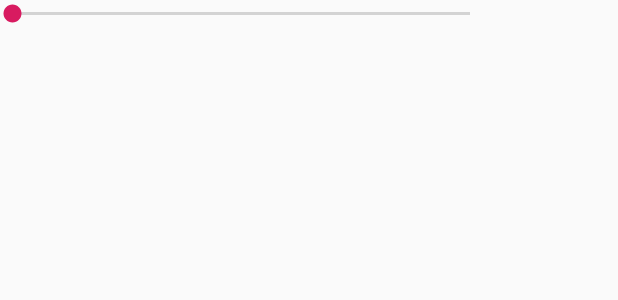
After one commit to pavelrukin/ChessTimerKotlin, an Android app: the layout custom_seekbar.xml on its own in the app's theme, with its tools: preview values and no code run, on a phone screen of 412 x 824 dp. The commit adds this screen. Shown: the top 300 px of the screen. Run offline under Robolectric (Android 15) with nearby library versions, the light colour scheme and no system bars.

Commit message:
add setting preference

```diff
--- a/app/build.gradle
+++ b/app/build.gradle
@@ -37,8 +37,13 @@ dependencies {
     implementation 'androidx.core:core-ktx:1.1.0'
     implementation 'androidx.constraintlayout:constraintlayout:1.1.3'
     implementation 'com.google.android.material:material:1.0.0'
+    implementation "androidx.preference:preference-ktx:$preference_version"
 
+
+//Timber
     implementation 'com.jakewharton.timber:timber:4.7.1'
+    //Material Progressbar
+    implementation 'me.zhanghai.android.materialprogressbar:library:1.6.1'
     //MOXY
     implementation "com.github.moxy-community:moxy:$moxy_version"
     implementation "com.github.moxy-community:moxy-androidx:$moxy_version"
--- a/app/src/main/java/com/pavelrukin/chesstimer/ui/timer/TimerModel.kt
+++ b/app/src/main/java/com/pavelrukin/chesstimer/ui/timer/TimerModel.kt
@@ -15,7 +15,7 @@ class TimerModel{
     }
     fun getTimePreference(context: Context): Long {
         val prefs = PreferenceManager.getDefaultSharedPreferences(context)
-        return prefs.getInt(context.getString(R.string.key_timer_length_seconds), Constants.DEFAULT_TIME.toInt() / 60).toLong() * 60
+        return prefs.getInt(context.getString(R.string.key_timer_length), Constants.DEFAULT_TIME.toInt() / 60).toLong() * 60
     }
 
 }
--- a/app/src/main/java/com/pavelrukin/chesstimer/ui/timer/TimerView.kt
+++ b/app/src/main/java/com/pavelrukin/chesstimer/ui/timer/TimerView.kt
@@ -16,5 +16,7 @@ interface TimerView :MvpView {
 
     fun setFinishSecond(time: String)
 
+    fun setSettings(time: String)
+
 
 }
--- /dev/null
+++ b/app/src/main/res/layout/custom_seekbar.xml
@@ -0,0 +1,54 @@
+<?xml version="1.0" encoding="utf-8"?>
+<androidx.constraintlayout.widget.ConstraintLayout xmlns:android="http://schemas.android.com/apk/res/android"
+    xmlns:app="http://schemas.android.com/apk/res-auto"
+    xmlns:tools="http://schemas.android.com/tools"
+    android:layout_width="match_parent"
+    android:layout_height="wrap_content">
+
+    <!--android:thumb="@drawable/ic_location"
+        это свои курсоры красивые
+        -->
+    <!--
+    <SeekBar
+        android:id="@+id/seekbar"
+        android:layout_width="match_parent"
+        android:layout_height="wrap_content"
+        android:layout_alignBottom="@+id/tv_seekbar_value"
+
+        android:layout_alignParentStart="true"
+        android:layout_alignParentLeft="true"
+        android:layout_alignParentTop="true"
+        android:layout_alignParentEnd="true"
+        android:layout_marginStart="-1dp"
+        android:layout_marginLeft="-1dp"
+        android:layout_marginTop="5dp"
+        android:layout_marginEnd="-6dp"
+        android:layout_marginBottom="16dp"
+        android:max="100"
+        android:theme="@style/Widget.AppCompat.SeekBar.Discrete" />
+-->
+
+    <SeekBar
+        android:id="@+id/seekbar"
+        android:layout_width="0dp"
+        android:layout_height="wrap_content"
+
+        android:max="50"
+        android:min="1"
+        android:paddingStart="8dp"
+        android:textSize="@dimen/font_normal_16"
+        app:layout_constraintStart_toStartOf="parent"
+        app:layout_constraintTop_toTopOf="parent"
+        app:layout_constraintWidth_percent=".8" />
+
+    <TextView
+        android:id="@+id/tv_seekbar_value"
+        android:layout_width="wrap_content"
+        android:layout_height="wrap_content"
+
+        android:textSize="@dimen/font_normal_16"
+        app:layout_constraintBottom_toBottomOf="@+id/seekbar"
+        app:layout_constraintEnd_toEndOf="parent"
+        app:layout_constraintStart_toEndOf="@+id/seekbar"
+        app:layout_constraintTop_toTopOf="@+id/seekbar" />
+</androidx.constraintlayout.widget.ConstraintLayout>
--- /dev/null
+++ b/app/src/main/res/values/integers.xml
@@ -0,0 +1,6 @@
+<?xml version="1.0" encoding="utf-8"?>
+<resources>
+    <integer name="seek_bar_default">10</integer>
+    <integer name="seek_bar_max">100</integer>
+    <integer name="seek_bar_min">1</integer>
+</resources>
--- a/app/src/main/res/values/styles.xml
+++ b/app/src/main/res/values/styles.xml
@@ -13,6 +13,10 @@
         <item name="windowNoTitle">true</item>
     </style>
 
+    <style name="AppTheme.SettingsTheme" parent="AppTheme.NoActionBar">
+        <item name="preferenceTheme">@style/PreferenceThemeOverlay</item>
+    </style>
+
     <style name="AppTheme.AppBarOverlay" parent="ThemeOverlay.AppCompat.Dark.ActionBar" />
 
     <style name="AppTheme.PopupOverlay" parent="ThemeOverlay.AppCompat.Light" />
--- a/build.gradle
+++ b/build.gradle
@@ -4,6 +4,7 @@ buildscript {
     ext.kotlin_version = '1.3.50'
     ext.moxy_version = '2.0.2'
     ext.dagger_version = '2.20'
+    ext.preference_version = '1.1.0'
     repositories {
         google()
         jcenter()
```
Also changed, not shown: app/src/main/AndroidManifest.xml (+7 -1 lines), app/src/main/java/com/pavelrukin/chesstimer/constants/Constants.kt (added, +7 -0 lines), app/src/main/java/com/pavelrukin/chesstimer/ui/settings/SettingsActivity.kt (added, +17 -0 lines), app/src/main/java/com/pavelrukin/chesstimer/ui/settings/SettingsActivityFragment.kt (added, +21 -0 lines), app/src/main/java/com/pavelrukin/chesstimer/ui/timer/TimerActivity.kt (+22 -6 lines), app/src/main/java/com/pavelrukin/chesstimer/ui/timer/TimerPresenter.kt (+19 -14 lines), app/src/main/res/layout/activity_settings.xml (added, +36 -0 lines), app/src/main/res/layout/activity_timer.xml (+5 -10 lines), app/src/main/res/values/strings.xml (+8 -0 lines), app/src/main/res/xml/preferences.xml (added, +17 -0 lines), app/gradle/wrapper/gradle-wrapper.properties (added), 4 other files.
